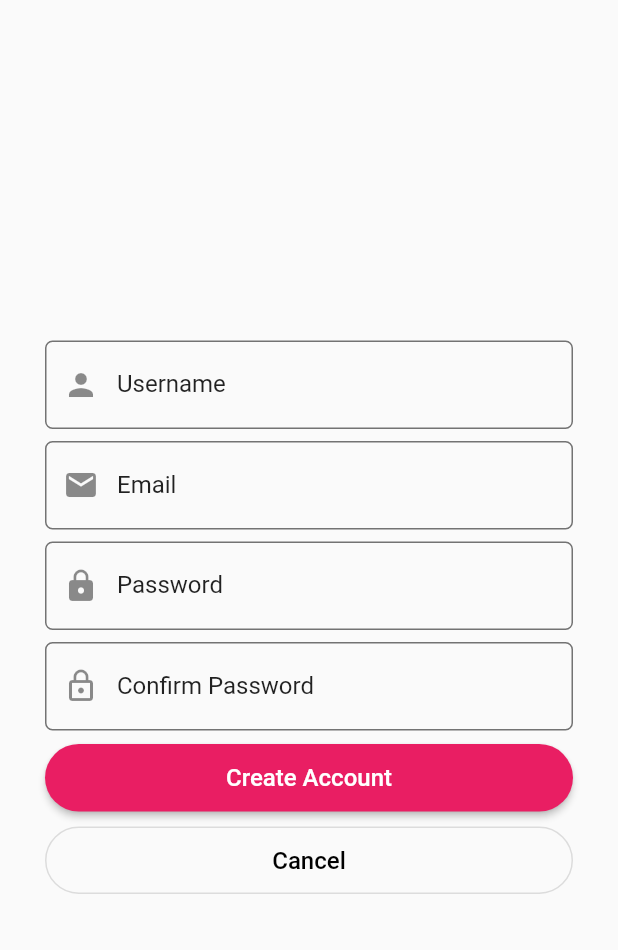
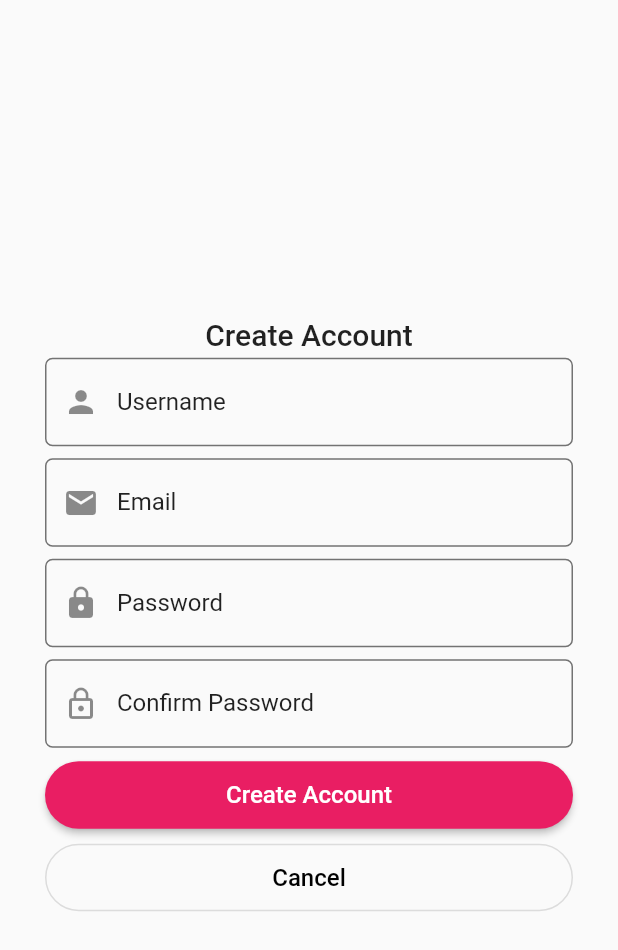
Before and after one commit to dev-geople/geople, a Flutter app: the RegisterScreen screen opened by its route, on a phone screen of 412 x 824 dp. Shown: the top 950 px of the screen. Run offline on Flutter 3.47's test engine with Material 2 defaults, Android fonts, the phone set to English and light mode, and no system bars; our stand-ins replace firebase_auth, toast; accounts and stored records are empty.

Commit message:
Registration/Login forms

```diff
--- a/lib/lang/de.json
+++ b/lib/lang/de.json
@@ -4,8 +4,13 @@
   "email_label": "Email",
   "password_label": "Passwort",
   "confirm_password_label": "Passwort Bestätigen",
+  "login_label": "Anmelden",
+  "register_label": "Neuen Account erstellen",
+
   "save_button_text": "Speichern",
   "login_button_text": "Anmelden",
-  "create_account_button_text": "Konto Erstellen",
-  "cancel_button_text": "Abbrechen"
+  "create_account_button_text": "Account Erstellen",
+  "cancel_button_text": "Abbrechen",
+
+  "error_empty": "Dieses Feld darf nicht leer sein!"
 }
--- a/lib/lang/en.json
+++ b/lib/lang/en.json
@@ -4,8 +4,13 @@
   "email_label": "Email",
   "password_label": "Password",
   "confirm_password_label": "Confirm Password",
+  "login_label": "Login",
+  "register_label": "Create Account",
+
   "save_button_text": "Save",
   "login_button_text": "Login",
   "create_account_button_text": "Create Account",
-  "cancel_button_text": "Cancel"
+  "cancel_button_text": "Cancel",
+
+  "error_empty": "This field can't be empty!"
 }
--- a/lib/screens/home/index.dart
+++ b/lib/screens/home/index.dart
@@ -1,4 +1,5 @@
 import 'package:flutter/material.dart';
+import 'package:geople/services/authentication.dart';
 import 'package:toast/toast.dart';
 
 import 'package:geople/screens/home/widgets/floating_action_button_builder.dart';
@@ -35,9 +36,11 @@ class _HomeScreenState extends State<HomeScreen>
 
   @override
   Widget build(BuildContext context) {
+    Auth _auth = Auth();
+    _auth.ensureIsLoggedIn(context);
+
     return SafeArea(
       top: false,
-      bottom: false,
       child: Scaffold(
         appBar: AppBar(
           ///
--- a/lib/screens/sign_in/index.dart
+++ b/lib/screens/sign_in/index.dart
@@ -13,7 +13,6 @@ class _LoginScreenState extends State<LoginScreen> {
       top: false,
       bottom: false,
       child: Scaffold(
-        //resizeToAvoidBottomPadding: false,
           body: Column(
             crossAxisAlignment: CrossAxisAlignment.center,
             mainAxisAlignment: MainAxisAlignment.center,
--- a/lib/screens/sign_up/index.dart
+++ b/lib/screens/sign_up/index.dart
@@ -1,9 +1,5 @@
 import 'package:flutter/material.dart';
-import 'package:geople/app_localizations.dart';
-import 'package:geople/widgets/form_text_field.dart';
-import 'package:geople/widgets/rounded_buttons.dart';
-import 'package:geople/services/authentication.dart';
-import 'package:geople/services/user_dao.dart';
+import 'package:geople/screens/sign_up/register_form.dart';
 
 class RegisterScreen extends StatefulWidget {
   @override
@@ -11,49 +7,8 @@ class RegisterScreen extends StatefulWidget {
 }
 
 class _RegisterScreenState extends State<RegisterScreen> {
-  final _formControllers = <String, TextEditingController>{
-    'username': TextEditingController(),
-    'email': TextEditingController(),
-    'password': TextEditingController(),
-    'confirm-password': TextEditingController(),
-  };
-  final _formKey = GlobalKey<FormState>();
-
   @override
   Widget build(BuildContext context) {
-    // Todo: Validate
-    final _registerForm = Form(
-      key: _formKey,
-      child: Column(
-        children: <Widget>[
-          FormTextfield(
-            label: AppLocalizations.of(context).translate('username_label'),
-            isMandatory: true,
-            controller: _formControllers['username'],
-            icon: Icon(Icons.person),
-          ),
-          FormTextfield(
-            label: AppLocalizations.of(context).translate('email_label'),
-            isMandatory: true,
-            controller: _formControllers['email'],
-            icon: Icon(Icons.email),
-          ),
-          FormTextfield(
-            label: AppLocalizations.of(context).translate('password_label'),
-            isMandatory: true,
-            controller: _formControllers['password'],
-            icon: Icon(Icons.lock),
-          ),
-          FormTextfield(
-            label: AppLocalizations.of(context).translate('confirm_password_label'),
-            isMandatory: true,
-            controller: _formControllers['confirm-password'],
-            icon: Icon(Icons.lock_outline),
-          ),
-        ],
-      ),
-    );
-
     return SafeArea(
       top: false,
       bottom: false,
@@ -62,37 +17,7 @@ class _RegisterScreenState extends State<RegisterScreen> {
           crossAxisAlignment: CrossAxisAlignment.center,
           mainAxisAlignment: MainAxisAlignment.center,
           children: <Widget>[
-            Container(
-              margin: EdgeInsets.symmetric(horizontal: 20),
-              padding: EdgeInsets.symmetric(vertical: 20, horizontal: 10),
-              child: Column(
-                children: <Widget>[
-                  _registerForm,
-                  RoundedButtonPrimary(
-                    translatorKey: 'create_account_button_text',
-                    onPressed: () {
-                      //Hide Keyboard
-                      FocusScope.of(context).requestFocus(FocusNode());
-                      // Register
-                      Auth _auth = Auth();
-                      _auth.signUp(
-                        // Todo: Validate!
-                          _formControllers['email'].text,
-                          _formControllers['password'].text,
-                      ).then((uid) {
-                        UserDAO _dao = UserDAO();
-                        _dao.createUser(uid, _formControllers['username'].text);
-                      }).catchError((e) => print(e.toString()));  // Todo: Fehlermeldungen
-                    },
-                  ),
-                  RoundedButtonSecondary(
-                    translatorKey: 'cancel_button_text',
-                    // Todo: Cancel Registration
-                    onPressed: () => print('cancel'),
-                  )
-                ],
-              ),
-            ),
+            RegisterForm(),
           ],
         ),
       ),
--- /dev/null
+++ b/lib/screens/sign_up/register_form.dart
@@ -0,0 +1,95 @@
+import 'package:flutter/material.dart';
+import 'package:geople/app_localizations.dart';
+import 'package:geople/routes.dart';
+import 'package:geople/services/authentication.dart';
+import 'package:geople/services/user_dto.dart';
+import 'package:geople/widgets/form_text_field.dart';
+import 'package:geople/widgets/rounded_buttons.dart';
+
+class RegisterForm extends StatefulWidget {
+  @override
+  State<StatefulWidget> createState() => _RegisterFormState();
+}
+
+class _RegisterFormState extends State<RegisterForm> {
+  final _formControllers = <String, TextEditingController>{
+    'username': TextEditingController(),
+    'email': TextEditingController(),
+    'password': TextEditingController(),
+    'confirm-password': TextEditingController(),
+  };
+  final _formKey = GlobalKey<FormState>();
+
+  @override
+  Widget build(BuildContext context) {
+    // Todo: Validate
+    final _registerForm = Form(
+      key: _formKey,
+      child: Column(
+        children: <Widget>[
+          // Todo: Validate!
+          FormTextfield(
+            label: AppLocalizations.of(context).translate('username_label'),
+            isMandatory: true,
+            controller: _formControllers['username'],
+            icon: Icon(Icons.person),
+          ),
+          FormTextfield(
+            label: AppLocalizations.of(context).translate('email_label'),
+            isMandatory: true,
+            controller: _formControllers['email'],
+            icon: Icon(Icons.email),
+          ),
+          FormTextfield(
+            label: AppLocalizations.of(context).translate('password_label'),
+            isMandatory: true,
+            controller: _formControllers['password'],
+            icon: Icon(Icons.lock),
+          ),
+          FormTextfield(
+            label: AppLocalizations.of(context).translate('confirm_password_label'),
+            isMandatory: true,
+            controller: _formControllers['confirm-password'],
+            icon: Icon(Icons.lock_outline),
+          ),
+        ],
+      ),
+    );
+
+    return Container(
+      margin: EdgeInsets.symmetric(horizontal: 20),
+      padding: EdgeInsets.symmetric(vertical: 20, horizontal: 10),
+      child: Column(
+        children: <Widget>[
+          Text(AppLocalizations.of(context).translate('register_label'), style: Theme.of(context).textTheme.title,),
+          _registerForm,
+          RoundedButtonPrimary(
+            translatorKey: 'create_account_button_text',
+            onPressed: () {
+              //Hide Keyboard
+              FocusScope.of(context).requestFocus(FocusNode());
+              // Register
+              if(_formKey.currentState.validate()) {
+                Auth _auth = Auth();
+                //TODO: Validate
+                _auth.signUp(
+                  _formControllers['email'].text,
+                  _formControllers['password'].text,
+                ).then((uid) {
+                  UserDTO _dao = UserDTO();
+                  _dao.createUser(uid, _formControllers['username'].text);
+                  Navigator.of(context).pushReplacementNamed(Routes.HOME);
+                }).catchError((e) =>
+                    print(e.toString())); // Todo: Fehlermeldungen
+              }
+            },
+          ),
+          RoundedButtonSecondary(
+            translatorKey: 'cancel_button_text',
+            onPressed: () => Navigator.of(context).pop(),
+          )
+        ],
+      ),
+    );
+  }
+}
--- a/lib/services/user_dao.dart
+++ b/lib/services/user_dto.dart
@@ -1,4 +1,4 @@
-class UserDAO {
+class UserDTO {
   createUser(String uid, String username) {
     //Todo: Save user in database.
     print('User ' + uid + ' mit dem Namen ' + username + ' wurde erstellt.');
--- a/lib/widgets/form_text_field.dart
+++ b/lib/widgets/form_text_field.dart
@@ -1,4 +1,5 @@
 import 'package:flutter/material.dart';
+import 'package:geople/app_localizations.dart';
 
 class FormTextfield extends StatelessWidget{
   FormTextfield({this.label, this.controller, this.isMandatory, this.icon, this.additionalValidation});
@@ -22,10 +23,10 @@ class FormTextfield extends StatelessWidget{
             labelText: label,
             labelStyle: TextStyle(color: Colors.black87),
             border: OutlineInputBorder(
-                borderRadius: BorderRadius.all(Radius.circular(9)),
+                borderRadius: BorderRadius.all(Radius.circular(5)),
                 borderSide: BorderSide(
                     color: Colors.black54,
-                    width: 1.8,
+                    width: 3,
                     style: BorderStyle.solid)),
             focusedBorder: OutlineInputBorder(
                 borderRadius: BorderRadius.all(Radius.circular(9)),
@@ -43,7 +44,7 @@ class FormTextfield extends StatelessWidget{
               : null;
           if(_errorMessage == null) {
             if (value.isEmpty && isMandatory) {
-              return 'Dieses Feld darf nicht leer sein!'; //Todo: Übersetzung
+              return AppLocalizations.of(context).translate('error_empty'); //Todo: Übersetzung
             }
           } else return _errorMessage;
         },
```
Also changed, not shown: lib/main.dart (+15 -2 lines), lib/screens/sign_in/login_form.dart (+14 -9 lines), lib/services/authentication.dart (+11 -0 lines), lib/widgets/meatball_menu_main.dart (+9 -1 lines).
